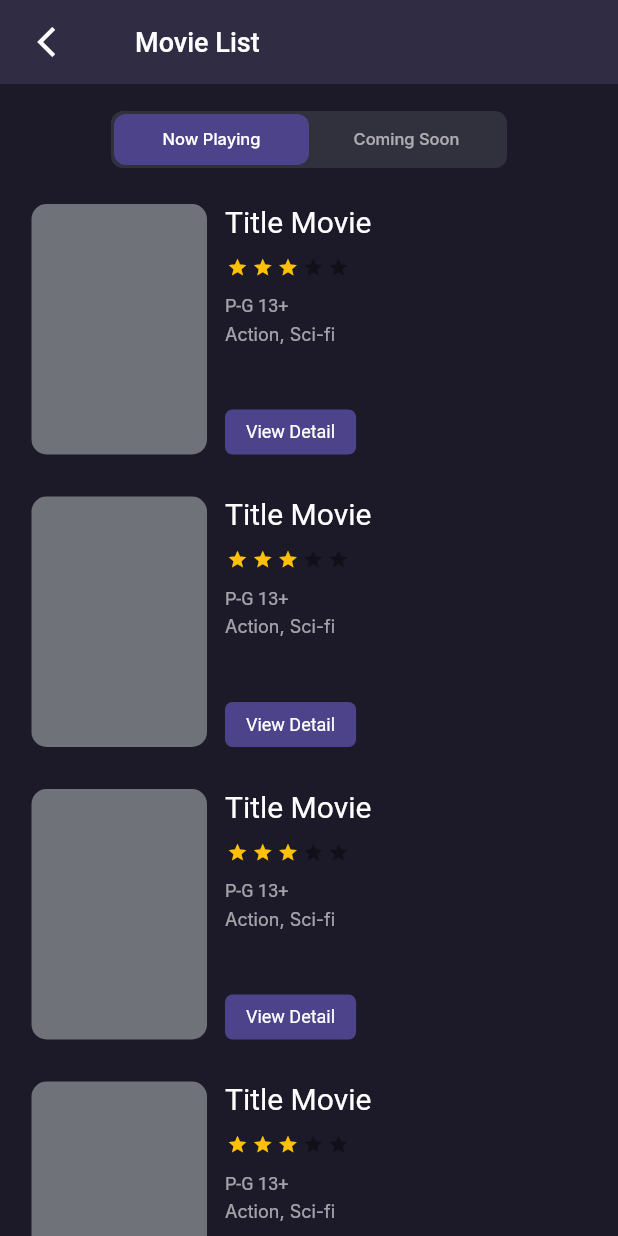
After one commit to reynaldi18/movie_app, a Flutter app: the MovieListView screen opened by its route, on a phone screen of 412 x 824 dp. The commit adds this screen. Run offline on Flutter 3.47's test engine with Material 2 defaults, Android fonts, the phone set to English and light mode, and no system bars; drawn by our look-alikes of flutter_rating_bar; our stand-ins replace carousel_slider, dio, flutter_svg, freezed_annotation, logger, retrofit and 3 more; generated files the repository leaves out were written again; network calls fail; Roboto replaces fonts that are missing (Inter, InterBold, InterSemiBold).

Commit message:
Movie list page

```diff
--- a/lib/src/app/app.dart
+++ b/lib/src/app/app.dart
@@ -3,12 +3,14 @@ import 'package:stacked_services/stacked_services.dart';
 
 import '../services/movie_service.dart';
 import '../ui/views/main/main_view.dart';
+import '../ui/views/movie/movie_list_view.dart';
 import '../ui/views/splash_screen/splash_screen_view.dart';
 
 @StackedApp(
   routes: [
     MaterialRoute(page: SplashScreenView, initial: true),
     CupertinoRoute(page: MainView),
+    CupertinoRoute(page: MovieListView),
   ],
   dependencies: [
     LazySingleton(classType: NavigationService),
--- a/lib/src/app/app.router.dart
+++ b/lib/src/app/app.router.dart
@@ -12,14 +12,17 @@ import 'package:stacked/stacked.dart';
 import 'package:stacked_services/stacked_services.dart';
 
 import '../ui/views/main/main_view.dart';
+import '../ui/views/movie/movie_list_view.dart';
 import '../ui/views/splash_screen/splash_screen_view.dart';
 
 class Routes {
   static const String splashScreenView = '/';
   static const String mainView = '/main-view';
+  static const String movieListView = '/movie-list-view';
   static const all = <String>{
     splashScreenView,
     mainView,
+    movieListView,
   };
 }
 
@@ -29,6 +32,7 @@ class StackedRouter extends RouterBase {
   final _routes = <RouteDef>[
     RouteDef(Routes.splashScreenView, page: SplashScreenView),
     RouteDef(Routes.mainView, page: MainView),
+    RouteDef(Routes.movieListView, page: MovieListView),
   ];
   @override
   Map<Type, StackedRouteFactory> get pagesMap => _pagesMap;
@@ -42,6 +46,12 @@ class StackedRouter extends RouterBase {
     MainView: (data) {
       return CupertinoPageRoute<dynamic>(
         builder: (context) => const MainView(),
+        settings: data,
+      );
+    },
+    MovieListView: (data) {
+      return CupertinoPageRoute<dynamic>(
+        builder: (context) => const MovieListView(),
         settings: data,
       );
     },
@@ -84,4 +94,20 @@ extension NavigatorStateExtension on NavigationService {
       transition: transition,
     );
   }
+
+  Future<dynamic> navigateToMovieListView({
+    int? routerId,
+    bool preventDuplicates = true,
+    Map<String, String>? parameters,
+    Widget Function(BuildContext, Animation<double>, Animation<double>, Widget)?
+        transition,
+  }) async {
+    return navigateTo(
+      Routes.movieListView,
+      id: routerId,
+      preventDuplicates: preventDuplicates,
+      parameters: parameters,
+      transition: transition,
+    );
+  }
 }
--- a/lib/src/ui/shared/colors.dart
+++ b/lib/src/ui/shared/colors.dart
@@ -25,4 +25,5 @@ class BaseColors {
   static const Color background = Color(0xFF1C1A29);
   static const Color black = Color(0xFF1C1A29);
   static const Color white = Color(0xFFFFFFFF);
+  static const Color grey = Color(0xFF6F7278);
 }
--- a/lib/src/ui/views/home/home_view.dart
+++ b/lib/src/ui/views/home/home_view.dart
@@ -143,7 +143,7 @@ class _HomeViewState extends State<HomeView> {
                       ),
                     ),
                     InkWell(
-                      onTap: () {},
+                      onTap: () => vm.showMovieList(),
                       child: Row(
                         children: [
                           Text(
--- a/lib/src/ui/views/home/home_viewmodel.dart
+++ b/lib/src/ui/views/home/home_viewmodel.dart
@@ -1,5 +1,3 @@
-import 'dart:async';
-
 import 'package:carousel_slider/carousel_controller.dart';
 import 'package:movie_app/src/app/app.router.dart';
 import 'package:stacked/stacked.dart';
@@ -25,4 +23,6 @@ class HomeViewModel extends BaseViewModel with CoreViewModel {
     imgBanner1,
     imgBanner1,
   ];
+
+  void showMovieList() => navigationService.navigateToMovieListView();
 }
--- /dev/null
+++ b/lib/src/ui/views/item_movie.dart
@@ -0,0 +1,107 @@
+import 'package:flutter/material.dart';
+import 'package:flutter_rating_bar/flutter_rating_bar.dart';
+
+import '../shared/colors.dart';
+import '../shared/styles.dart';
+import '../shared/ui_helpers.dart';
+
+class ItemMovie extends StatelessWidget {
+  const ItemMovie({Key? key}) : super(key: key);
+
+  @override
+  Widget build(BuildContext context) {
+    return Padding(
+      padding: const EdgeInsets.only(
+        bottom: 28.0,
+        left: 21.0,
+        right: 21.0,
+      ),
+      child: SizedBox(
+        height: 167.0,
+        child: Row(
+          mainAxisAlignment: MainAxisAlignment.start,
+          crossAxisAlignment: CrossAxisAlignment.start,
+          children: [
+            Container(
+              width: 117.0,
+              height: 167.0,
+              decoration: BoxDecoration(
+                borderRadius: BorderRadius.circular(10.0),
+                color: BaseColors.grey,
+              ),
+            ),
+            horizontalSpace(12.0),
+            Expanded(
+              child: Column(
+                crossAxisAlignment: CrossAxisAlignment.start,
+                children: [
+                  Expanded(
+                    child: Column(
+                      crossAxisAlignment: CrossAxisAlignment.start,
+                      children: [
+                        Text(
+                          'Title Movie',
+                          style: whiteBoldTextStyle.copyWith(fontSize: 20.0),
+                        ),
+                        verticalSpace(12.0),
+                        RatingBar.builder(
+                          initialRating: 3,
+                          direction: Axis.horizontal,
+                          allowHalfRating: true,
+                          itemCount: 5,
+                          itemSize: 14.0,
+                          itemPadding:
+                              const EdgeInsets.symmetric(horizontal: 1.4),
+                          itemBuilder: (context, _) => const Icon(
+                            Icons.star,
+                            color: Colors.amber,
+                          ),
+                          ignoreGestures: true,
+                          onRatingUpdate: (rating) {},
+                        ),
+                        verticalSpace(12.0),
+                        Text(
+                          'P-G 13+',
+                          style: whiteBoldTextStyle.copyWith(
+                            fontSize: 12.0,
+                            color: BaseColors.white.withOpacity(0.6),
+                          ),
+                        ),
+                        verticalSpace(4.0),
+                        Text(
+                          'Action, Sci-fi',
+                          style: whiteRegularTextStyle.copyWith(
+                            fontSize: 12.0,
+                            color: BaseColors.white.withOpacity(0.6),
+                          ),
+                        ),
+                      ],
+                    ),
+                  ),
+                  Container(
+                    decoration: BoxDecoration(
+                      borderRadius: BorderRadius.circular(5.0),
+                      color: BaseColors.primary,
+                    ),
+                    child: Padding(
+                      padding: const EdgeInsets.symmetric(
+                        horizontal: 14.0,
+                        vertical: 8.0,
+                      ),
+                      child: Text(
+                        'View Detail',
+                        style: whiteSemiBoldTextStyle.copyWith(
+                          fontSize: 12.0,
+                        ),
+                      ),
+                    ),
+                  ),
+                ],
+              ),
+            ),
+          ],
+        ),
+      ),
+    );
+  }
+}
--- /dev/null
+++ b/lib/src/ui/views/movie/movie_list_view.dart
@@ -0,0 +1,122 @@
+import 'package:flutter/material.dart';
+import 'package:movie_app/src/ui/shared/styles.dart';
+import 'package:movie_app/src/ui/shared/ui_helpers.dart';
+import 'package:stacked/stacked.dart';
+
+import '../../shared/colors.dart';
+import '../item_movie.dart';
+import 'movie_list_viewmodel.dart';
+
+class MovieListView extends StatefulWidget {
+  const MovieListView({Key? key}) : super(key: key);
+
+  @override
+  State<MovieListView> createState() => _MovieListViewState();
+}
+
+class _MovieListViewState extends State<MovieListView>
+    with SingleTickerProviderStateMixin {
+  TabController? _tabController;
+
+  @override
+  void initState() {
+    super.initState();
+    _tabController = TabController(
+      length: 2,
+      vsync: this,
+    );
+  }
+
+  @override
+  void dispose() {
+    super.dispose();
+    _tabController?.dispose();
+  }
+
+  @override
+  Widget build(BuildContext context) {
+    return ViewModelBuilder<MovieListViewModel>.reactive(
+      builder: (context, vm, child) => Scaffold(
+        backgroundColor: BaseColors.background,
+        appBar: AppBar(
+          backgroundColor: BaseColors.primaryDark,
+          elevation: 0,
+          automaticallyImplyLeading: false,
+          leadingWidth: 74.0,
+          leading: IconButton(
+            icon: const Icon(
+              Icons.arrow_back_ios,
+              color: BaseColors.white,
+            ),
+            onPressed: () => vm.back(),
+          ),
+          title: Text(
+            'Movie List',
+            style: whiteSemiBoldTextStyle.copyWith(
+              fontSize: 18.0,
+            ),
+          ),
+        ),
+        body: Column(
+          children: [
+            verticalSpace(18.0),
+            Container(
+              height: 38.0,
+              width: 264.0,
+              padding: const EdgeInsets.all(2.0),
+              decoration: BoxDecoration(
+                color: BaseColors.grey.withOpacity(0.25),
+                borderRadius: BorderRadius.circular(
+                  8.0,
+                ),
+              ),
+              child: TabBar(
+                isScrollable: false,
+                controller: _tabController,
+                indicator: BoxDecoration(
+                  borderRadius: BorderRadius.circular(8.0),
+                  color: BaseColors.primary,
+                ),
+                labelColor: BaseColors.white,
+                labelStyle: whiteRegularTextStyle.copyWith(
+                  fontSize: 11.0,
+                ),
+                unselectedLabelColor: BaseColors.white.withOpacity(0.6),
+                unselectedLabelStyle: blackRegularTextStyle.copyWith(
+                  fontSize: 11.0,
+                ),
+                tabs: const [
+                  Tab(text: 'Now Playing'),
+                  Tab(text: 'Coming Soon'),
+                ],
+              ),
+            ),
+            verticalSpace(24.0),
+            Expanded(
+              child: TabBarView(
+                controller: _tabController,
+                children: [
+                  ListView.builder(
+                    shrinkWrap: true,
+                    physics: const BouncingScrollPhysics(),
+                    itemCount: 10,
+                    itemBuilder: (context, index) {
+                      return const ItemMovie();
+                    },
+                  ),
+                  Center(
+                    child: Text(
+                      'Coming Soon',
+                      style: whiteSemiBoldTextStyle,
+                    ),
+                  ),
+                ],
+              ),
+            )
+          ],
+        ),
+      ),
+      viewModelBuilder: () => MovieListViewModel(),
+    );
+  }
+}
--- /dev/null
+++ b/lib/src/ui/views/movie/movie_list_viewmodel.dart
@@ -0,0 +1,5 @@
+import 'package:stacked/stacked.dart';
+
+import '../../../core/core_view_model.dart';
+
+class MovieListViewModel extends BaseViewModel with CoreViewModel {}
```
Also changed, not shown: pubspec.yaml (+7 -6 lines), assets/images/img_banner_1.png, pubspec.lock.
